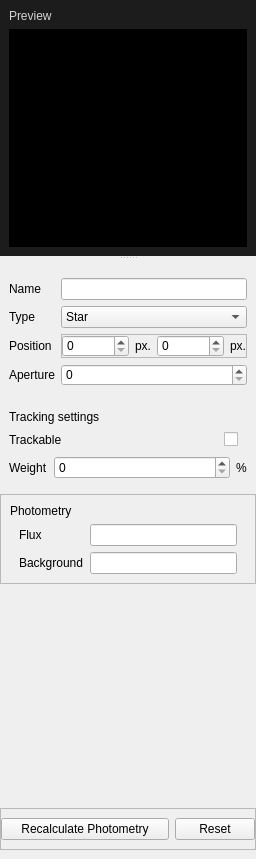
JotaRata/StarTrak-continued, file startrak-ui/qt/layouts/insp_star.ui: the form before one commit.
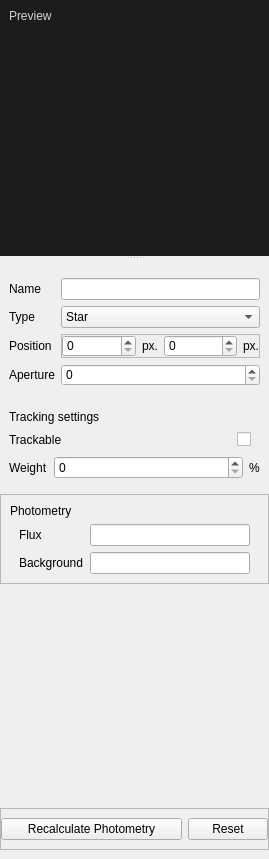
The form after the commit.

Commit message: Added star preview in inspector

The edit to the form file:
```diff
--- a/startrak-ui/qt/layouts/insp_star.ui
+++ b/startrak-ui/qt/layouts/insp_star.ui
@@ -6,7 +6,7 @@
    <rect>
     <x>0</x>
     <y>0</y>
-    <width>249</width>
+    <width>269</width>
     <height>859</height>
    </rect>
   </property>
@@ -44,7 +44,7 @@
       <property name="maximumSize">
        <size>
         <width>16777215</width>
-        <height>256</height>
+        <height>320</height>
        </size>
       </property>
       <property name="styleSheet">
@@ -74,16 +74,25 @@
         </widget>
        </item>
        <item>
-        <widget class="QFrame" name="frame_2">
-         <property name="styleSheet">
-          <string notr="true">background-color: rgb(0, 0, 0);</string>
-         </property>
+        <widget class="QGraphicsView" name="graphicsView">
          <property name="frameShape">
           <enum>QFrame::NoFrame</enum>
          </property>
          <property name="frameShadow">
           <enum>QFrame::Plain</enum>
          </property>
+         <property name="sizeAdjustPolicy">
+          <enum>QAbstractScrollArea::AdjustToContents</enum>
+         </property>
+         <property name="backgroundBrush">
+          <brush brushstyle="SolidPattern">
+           <color alpha="255">
+            <red>0</red>
+            <green>0</green>
+            <blue>0</blue>
+           </color>
+          </brush>
+         </property>
         </widget>
        </item>
       </layout>
```
The commit also changes 2 other files.
